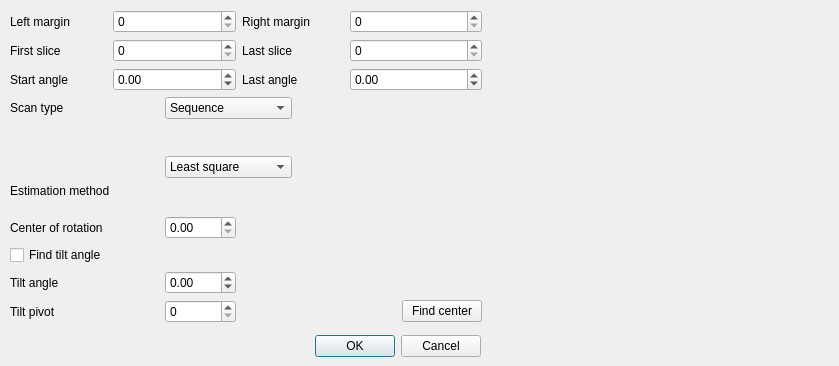
Qt form src/muhrec3/configuregeometrydialog.ui (neutronimaging/imagingsuite) before a commit.
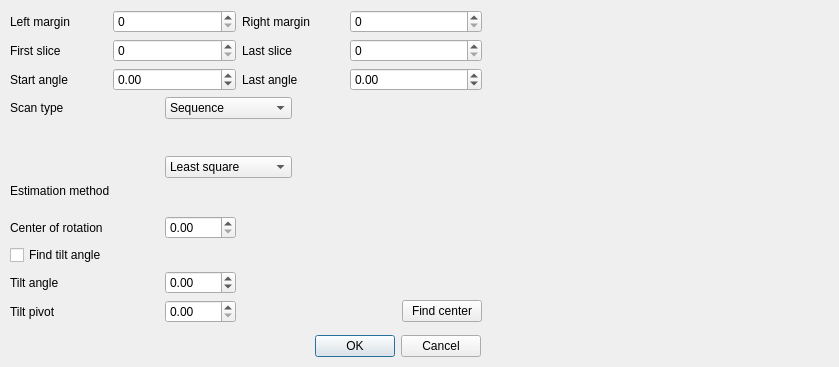
The same form after that commit. Custom widgets are drawn as their Qt base class.

Commit message: Added load image to the config dialog.

```diff
--- a/src/muhrec3/configuregeometrydialog.ui
+++ b/src/muhrec3/configuregeometrydialog.ui
@@ -7,7 +7,7 @@
     <x>0</x>
     <y>0</y>
     <width>839</width>
-    <height>366</height>
+    <height>367</height>
    </rect>
   </property>
   <property name="windowTitle">
@@ -39,7 +39,7 @@
     </rect>
    </property>
   </widget>
-  <widget class="QWidget" name="">
+  <widget class="QWidget" name="layoutWidget">
    <property name="geometry">
     <rect>
      <x>10</x>
@@ -297,9 +297,6 @@
       </property>
      </widget>
     </item>
-    <item row="9" column="2">
-     <widget class="QSpinBox" name="spinBox_8"/>
-    </item>
     <item row="9" column="3" colspan="3">
      <spacer name="horizontalSpacer_6">
       <property name="orientation">
@@ -320,6 +317,9 @@
       </property>
      </widget>
     </item>
+    <item row="9" column="2">
+     <widget class="QDoubleSpinBox" name="dspinTiltPivot"/>
+    </item>
    </layout>
   </widget>
  </widget>
```
Left out of the diff: 16 changed lines with no effect on the pictures. The commit also changes 3 other files.
